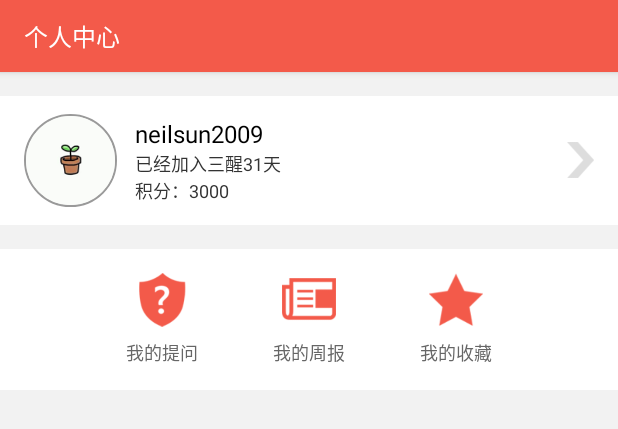
After one commit to neilsun2009/Sanxing, an Android app: the layout activity_me.xml on its own in the app's theme, with its tools: preview values and no code run, on a phone screen of 412 x 824 dp. The commit adds this screen. Shown: the top 429 px of the screen. Run offline under Robolectric (Android 15) with nearby library versions, the phone set to English and light mode, and no system bars.

Commit message:
finish me page & modify in design manuel

```diff
--- a/app/src/main/AndroidManifest.xml
+++ b/app/src/main/AndroidManifest.xml
@@ -6,7 +6,6 @@
         android:allowBackup="true"
         android:icon="@mipmap/ic_launcher"
         android:label="@string/app_name"
-
         android:supportsRtl="true"
         android:theme="@style/AppTheme">
         <activity
@@ -19,6 +18,7 @@
                 <category android:name="android.intent.category.LAUNCHER" />
             </intent-filter>
         </activity>
+        <activity android:name=".MeActivity"></activity>
     </application>
 
 </manifest>
--- a/app/src/main/java/com/note8/sanxing/MainActivity.java
+++ b/app/src/main/java/com/note8/sanxing/MainActivity.java
@@ -1,5 +1,6 @@
 package com.note8.sanxing;
 
+import android.content.Intent;
 import android.support.design.widget.TabLayout;
 import android.support.design.widget.FloatingActionButton;
 import android.support.design.widget.Snackbar;
@@ -18,6 +19,7 @@ import android.view.View;
 import android.view.ViewGroup;
 
 import android.widget.Button;
+import android.widget.ImageView;
 import android.widget.TextView;
 import android.widget.Toast;
 
@@ -42,6 +44,8 @@ public class MainActivity extends AppCompatActivity {
      */
     private ViewPager mViewPager;
 
+    private ImageView mainUserImg;
+
     @Override
     protected void onCreate(Bundle savedInstanceState) {
         super.onCreate(savedInstanceState);
@@ -60,6 +64,14 @@ public class MainActivity extends AppCompatActivity {
         TabLayout tabLayout = (TabLayout) findViewById(R.id.tabs);
         tabLayout.setupWithViewPager(mViewPager);
 
+        mainUserImg = (ImageView) findViewById(R.id.main_user_img);
+        mainUserImg.setOnClickListener(new View.OnClickListener() {
+            @Override
+            public void onClick(View view) {
+                Intent intent = new Intent(MainActivity.this, MeActivity.class);
+                startActivity(intent);
+            }
+        });
 
     }
 
--- /dev/null
+++ b/app/src/main/res/drawable/me_avatar_bg.xml
@@ -0,0 +1,5 @@
+<?xml version="1.0" encoding="utf-8"?>
+<shape xmlns:android="http://schemas.android.com/apk/res/android">
+    <stroke android:color="#999" android:width="1dp"></stroke>
+    <corners android:radius="32dp"></corners>
+</shape>
--- /dev/null
+++ b/app/src/main/res/layout/activity_me.xml
@@ -0,0 +1,162 @@
+<?xml version="1.0" encoding="utf-8"?>
+<LinearLayout xmlns:android="http://schemas.android.com/apk/res/android"
+    xmlns:tools="http://schemas.android.com/tools"
+    android:layout_width="match_parent"
+    android:layout_height="match_parent"
+    android:orientation="vertical"
+    tools:context="com.note8.sanxing.MeActivity"
+    android:background="@color/colorBg">
+    <!--action bar-->
+    <TextView
+        android:layout_width="match_parent"
+        android:layout_height="@dimen/action_bar_height"
+        android:background="@color/colorActionBarBg"
+        android:text="个人中心"
+        android:paddingLeft="@dimen/action_bar_padding"
+        android:textSize="@dimen/action_bar_text_size"
+        android:gravity="center_vertical"
+        android:textColor="@color/colorActionBarText"
+        android:elevation="3dp"/>
+    <!--first line-->
+    <LinearLayout
+        android:layout_width="match_parent"
+        android:layout_height="wrap_content"
+        android:layout_marginTop="@dimen/model_margin_top"
+        android:background="@color/colorBgWhite"
+        android:paddingTop="12dp"
+        android:paddingBottom="12dp"
+        android:paddingLeft="16dp"
+        android:paddingRight="16dp"
+        >
+        <ImageView
+            android:id="@+id/me_avatar_img"
+            android:layout_width="62dp"
+            android:layout_height="62dp"
+            android:padding="1dp"
+            android:background="@drawable/me_avatar_bg"
+            android:src="@drawable/avatar"
+            />
+        <LinearLayout
+            android:layout_width="wrap_content"
+            android:layout_height="wrap_content"
+            android:orientation="vertical"
+            android:layout_marginLeft="12dp"
+            android:layout_weight="1"
+            android:layout_gravity="center_vertical">
+            <TextView
+                android:id="@+id/me_username_txt"
+                android:layout_width="wrap_content"
+                android:layout_height="wrap_content"
+                android:text="neilsun2009"
+                android:textSize="@dimen/text_normal"
+                android:textColor="@color/colorTextTitle"/>
+            <TextView
+                android:id="@+id/me_username_days"
+                android:layout_width="wrap_content"
+                android:layout_height="wrap_content"
+                android:text="已经加入三醒31天"
+                android:textSize="@dimen/text_small"
+                android:textColor="@color/colorTextContent"/>
+            <TextView
+                android:id="@+id/me_username_points"
+                android:layout_width="wrap_content"
+                android:layout_height="wrap_content"
+                android:text="积分：3000"
+                android:textSize="@dimen/text_small"
+                android:textColor="@color/colorTextContent"/>
+        </LinearLayout>
+        <ImageView
+            android:layout_width="18dp"
+            android:layout_height="24dp"
+            android:layout_gravity="center_vertical"
+            android:src="@drawable/me_icon_arrow"
+            android:scaleType="fitXY"/>
+    </LinearLayout>
+    <!--line 2-->
+    <RelativeLayout
+        android:layout_width="match_parent"
+        android:layout_height="wrap_content"
+        android:layout_marginTop="@dimen/model_margin_top"
+        android:background="@color/colorBgWhite"
+        android:paddingTop="16dp"
+        android:paddingBottom="16dp"
+        >
+        <LinearLayout
+            android:id="@+id/me_menu_weekly"
+            android:layout_width="wrap_content"
+            android:layout_height="wrap_content"
+            android:orientation="vertical"
+            android:gravity="center_horizontal"
+            android:layout_centerHorizontal="true"
+            android:layout_marginLeft="50dp"
+            android:layout_marginRight="50dp">
+            <ImageView
+                android:id="@+id/me_weekly_btn"
+                android:layout_width="36dp"
+                android:layout_height="36dp"
+                android:src="@drawable/me_icon_weekly"/>
+            <TextView
+                android:layout_marginTop="8dp"
+                android:layout_width="wrap_content"
+                android:layout_height="wrap_content"
+                android:text="我的周报"
+                android:textSize="@dimen/text_small"
+                android:textColor="@color/colorTextShallow"
+                />
+        </LinearLayout>
+        <LinearLayout
+            android:id="@+id/me_menu_ask"
+            android:layout_width="wrap_content"
+            android:layout_height="wrap_content"
+            android:orientation="vertical"
+            android:gravity="center_horizontal"
+            android:layout_toLeftOf="@id/me_menu_weekly">
+            <ImageView
+                android:id="@+id/me_ask_btn"
+                android:layout_width="36dp"
+                android:layout_height="36dp"
+                android:src="@drawable/me_icon_ask"/>
+            <TextView
+                android:layout_marginTop="8dp"
+                android:layout_width="wrap_content"
+                android:layout_height="wrap_content"
+                android:text="我的提问"
+                android:textSize="@dimen/text_small"
+                android:textColor="@color/colorTextShallow"
+                />
+        </LinearLayout>
+        <LinearLayout
+            android:id="@+id/me_menu_favorite"
+            android:layout_width="wrap_content"
+            android:layout_height="wrap_content"
+            android:orientation="vertical"
+            android:gravity="center_horizontal"
+            android:layout_toRightOf="@id/me_menu_weekly">
+            <ImageView
+                android:id="@+id/me_favorite_btn"
+                android:layout_width="36dp"
+                android:layout_height="36dp"
+                android:src="@drawable/me_icon_favorite"/>
+            <TextView
+                android:layout_marginTop="8dp"
+                android:layout_width="wrap_content"
+                android:layout_height="wrap_content"
+                android:text="我的收藏"
+                android:textSize="@dimen/text_small"
+                android:textColor="@color/colorTextShallow"
+                />
+        </LinearLayout>
+    </RelativeLayout>
+    <ListView
+        android:id="@+id/me_list_view2"
+        android:layout_width="match_parent"
+        android:layout_height="wrap_content"
+        android:layout_marginTop="@dimen/model_margin_top"
+        android:background="@color/colorBgWhite"></ListView>
+    <ListView
+        android:id="@+id/me_list_view"
+        android:layout_width="match_parent"
+        android:layout_height="wrap_content"
+        android:layout_marginTop="@dimen/model_margin_top"
+        android:background="@color/colorBgWhite"></ListView>
+</LinearLayout>
--- a/app/src/main/res/layout/fragment_me.xml
+++ /dev/null
@@ -1,9 +0,0 @@
-<?xml version="1.0" encoding="utf-8"?>
-<LinearLayout xmlns:android="http://schemas.android.com/apk/res/android"
-    android:orientation="vertical" android:layout_width="match_parent"
-    android:layout_height="match_parent">
-    <TextView
-        android:layout_width="wrap_content"
-        android:layout_height="wrap_content"
-        android:text="我"/>
-</LinearLayout>
--- /dev/null
+++ b/app/src/main/res/layout/listview_me.xml
@@ -0,0 +1,12 @@
+<?xml version="1.0" encoding="utf-8"?>
+<TextView xmlns:android="http://schemas.android.com/apk/res/android"
+    android:gravity="center_vertical"
+    android:id="@+id/list_item_me"
+    android:layout_width="fill_parent"
+    android:layout_height="fill_parent"
+    android:textColor="@color/colorTextShallow"
+    android:textSize="@dimen/text_normal"
+    android:paddingTop="12dp"
+    android:paddingBottom="12dp"
+    android:paddingLeft="16dp"
+    />
--- a/app/src/main/res/values/colors.xml
+++ b/app/src/main/res/values/colors.xml
@@ -4,6 +4,9 @@
     <color name="colorPrimaryDark">#000000</color>
     <color name="colorAccentDarker">#b22e21</color>
     <color name="colorAccent">#d13828</color>
+
+    <color name="colorActionBarBg">#f35a4a</color>
+    <color name="colorActionBarText">#ffffff</color>
 
     <color name="colorTextTitle">#000000</color>
     <color name="colorTextHighlight">#f35a4a</color>
--- a/app/src/main/res/values/dimens.xml
+++ b/app/src/main/res/values/dimens.xml
@@ -9,6 +9,11 @@
     <dimen name="text_small">12dp</dimen>
     <dimen name="text_normal">16dp</dimen>
 
+    <!--action bar-->
+    <dimen name="action_bar_height">48dp</dimen>
+    <dimen name="action_bar_text_size">16dp</dimen>
+    <dimen name="action_bar_padding">16dp</dimen>
+
     <!-- models -->
     <dimen name="model_margin_top">16dp</dimen>
     <dimen name="model_margin_title">8dp</dimen>
```
Also changed, not shown: app/src/main/res/drawable/me_icon_arrow.png (added), app/src/main/res/drawable/me_icon_ask.png (added), app/src/main/res/drawable/me_icon_favorite.png (added), app/src/main/res/drawable/me_icon_weekly.png (added), 2 other files.
